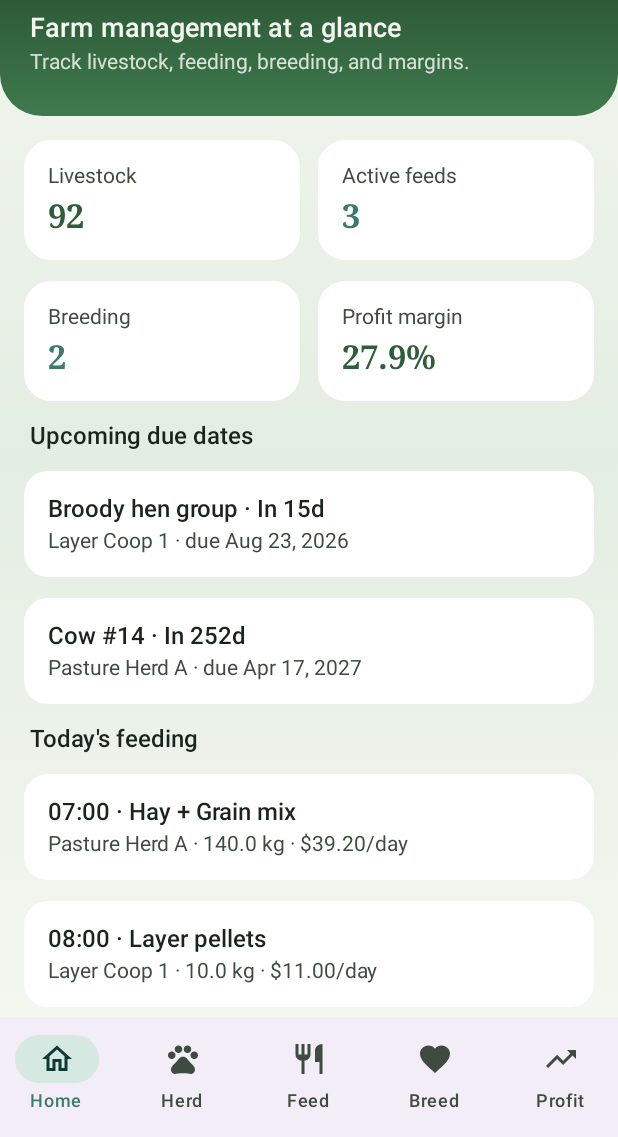
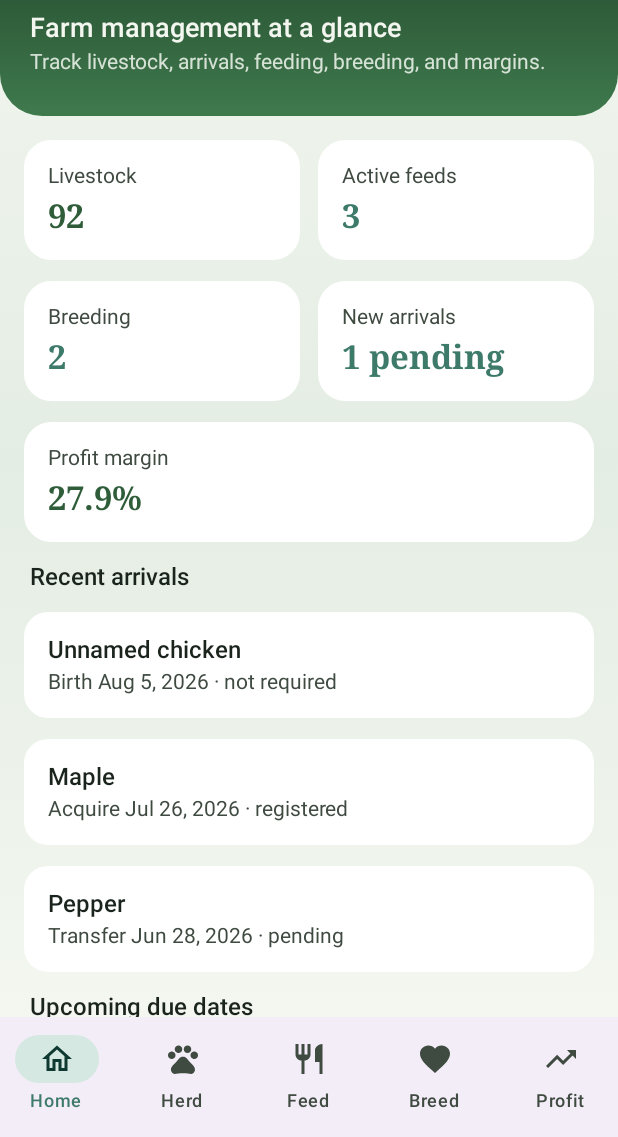
Before and after one commit to GutFarms/Japan-central, an Android app built with Jetpack Compose: the screen it shows after launch (MainActivity), on a phone screen of 412 x 824 dp, the part 99-1236 px from its top. Run offline under Robolectric (Android 15) with nearby library versions, the phone set to English and light mode, and no system bars; our stand-ins replace Room's generated code.

```diff
--- a/FarmManager/app/src/main/java/com/gutfarms/manager/FarmManagerApplication.kt
+++ b/FarmManager/app/src/main/java/com/gutfarms/manager/FarmManagerApplication.kt
@@ -22,6 +22,7 @@ class FarmManagerApplication : Application() {
             animalDao = database.animalDao(),
             feedingScheduleDao = database.feedingScheduleDao(),
             breedingScheduleDao = database.breedingScheduleDao(),
+            animalArrivalDao = database.animalArrivalDao(),
             transactionDao = database.transactionDao()
         )
         appScope.launch {
--- a/FarmManager/app/src/main/java/com/gutfarms/manager/data/dao/Daos.kt
+++ b/FarmManager/app/src/main/java/com/gutfarms/manager/data/dao/Daos.kt
@@ -7,9 +7,11 @@ import androidx.room.OnConflictStrategy
 import androidx.room.Query
 import androidx.room.Update
 import com.gutfarms.manager.data.model.Animal
+import com.gutfarms.manager.data.model.AnimalArrival
 import com.gutfarms.manager.data.model.BreedingSchedule
 import com.gutfarms.manager.data.model.FarmTransaction
 import com.gutfarms.manager.data.model.FeedingSchedule
+import com.gutfarms.manager.data.model.RegistrationStatus
 import com.gutfarms.manager.data.model.TransactionType
 import kotlinx.coroutines.flow.Flow
 
@@ -74,6 +76,21 @@ interface BreedingScheduleDao {
 }
 
 @Dao
+interface AnimalArrivalDao {
+    @Query("SELECT * FROM animal_arrivals ORDER BY eventDateMillis DESC")
+    fun observeAll(): Flow<List<AnimalArrival>>
+
+    @Query("SELECT * FROM animal_arrivals WHERE registrationStatus = :status ORDER BY eventDateMillis DESC")
+    fun observeByRegistration(status: RegistrationStatus): Flow<List<AnimalArrival>>
+
+    @Insert(onConflict = OnConflictStrategy.REPLACE)
+    suspend fun upsert(arrival: AnimalArrival): Long
+
+    @Delete
+    suspend fun delete(arrival: AnimalArrival)
+}
+
+@Dao
 interface TransactionDao {
     @Query("SELECT * FROM transactions ORDER BY dateMillis DESC")
     fun observeAll(): Flow<List<FarmTransaction>>
--- a/FarmManager/app/src/main/java/com/gutfarms/manager/data/db/FarmDatabase.kt
+++ b/FarmManager/app/src/main/java/com/gutfarms/manager/data/db/FarmDatabase.kt
@@ -6,12 +6,15 @@ import androidx.room.Room
 import androidx.room.RoomDatabase
 import androidx.room.TypeConverter
 import androidx.room.TypeConverters
+import com.gutfarms.manager.data.dao.AnimalArrivalDao
 import com.gutfarms.manager.data.dao.AnimalDao
 import com.gutfarms.manager.data.dao.BreedingScheduleDao
 import com.gutfarms.manager.data.dao.FeedingScheduleDao
 import com.gutfarms.manager.data.dao.TransactionDao
 import com.gutfarms.manager.data.model.Animal
+import com.gutfarms.manager.data.model.AnimalArrival
 import com.gutfarms.manager.data.model.AnimalType
+import com.gutfarms.manager.data.model.ArrivalOrigin
 import com.gutfarms.manager.data.model.BreedingMethod
 import com.gutfarms.manager.data.model.BreedingSchedule
 import com.gutfarms.manager.data.model.BreedingStatus
@@ -20,6 +23,7 @@ import com.gutfarms.manager.data.model.FarmTransaction
 import com.gutfarms.manager.data.model.FeedFrequency
 import com.gutfarms.manager.data.model.FeedingSchedule
 import com.gutfarms.manager.data.model.IncomeCategory
+import com.gutfarms.manager.data.model.RegistrationStatus
 import com.gutfarms.manager.data.model.TransactionType
 
 class Converters {
@@ -45,6 +49,13 @@ class Converters {
 
     @TypeConverter fun fromBreedingStatus(value: BreedingStatus): String = value.name
     @TypeConverter fun toBreedingStatus(value: String): BreedingStatus = BreedingStatus.valueOf(value)
+
+    @TypeConverter fun fromArrivalOrigin(value: ArrivalOrigin): String = value.name
+    @TypeConverter fun toArrivalOrigin(value: String): ArrivalOrigin = ArrivalOrigin.valueOf(value)
+
+    @TypeConverter fun fromRegistrationStatus(value: RegistrationStatus): String = value.name
+    @TypeConverter fun toRegistrationStatus(value: String): RegistrationStatus =
+        RegistrationStatus.valueOf(value)
 }
 
 @Database(
@@ -52,9 +63,10 @@ class Converters {
         Animal::class,
         FeedingSchedule::class,
         BreedingSchedule::class,
+        AnimalArrival::class,
         FarmTransaction::class
     ],
-    version = 2,
+    version = 3,
     exportSchema = false
 )
 @TypeConverters(Converters::class)
@@ -62,6 +74,7 @@ abstract class FarmDatabase : RoomDatabase() {
     abstract fun animalDao(): AnimalDao
     abstract fun feedingScheduleDao(): FeedingScheduleDao
     abstract fun breedingScheduleDao(): BreedingScheduleDao
+    abstract fun animalArrivalDao(): AnimalArrivalDao
     abstract fun transactionDao(): TransactionDao
 
     companion object {
@@ -169,6 +182,41 @@ suspend fun seedSampleDataIfEmpty(database: FarmDatabase) {
         )
     )
 
+    database.animalArrivalDao().upsert(
+        AnimalArrival(
+            name = "Maple",
+            type = AnimalType.CATTLE,
+            origin = ArrivalOrigin.PURCHASED,
+            eventDateMillis = now - (12L * BreedingSchedule.DayMillis),
+            registrationStatus = RegistrationStatus.REGISTERED,
+            registrationId = "US-CA-4412",
+            groupAnimalId = cattleId,
+            notes = "Bought at county sale"
+        )
+    )
+    database.animalArrivalDao().upsert(
+        AnimalArrival(
+            name = "",
+            type = AnimalType.CHICKEN,
+            origin = ArrivalOrigin.BORN_ON_FARM,
+            eventDateMillis = now - (2L * BreedingSchedule.DayMillis),
+            registrationStatus = RegistrationStatus.NOT_REQUIRED,
+            groupAnimalId = chickenId,
+            notes = "Clutch from incubator tray 1"
+        )
+    )
+    database.animalArrivalDao().upsert(
+        AnimalArrival(
+            name = "Pepper",
+            type = AnimalType.GOAT,
+            origin = ArrivalOrigin.TRANSFERRED_IN,
+            eventDateMillis = now - (40L * BreedingSchedule.DayMillis),
+            registrationStatus = RegistrationStatus.PENDING,
+            registrationId = "",
+            notes = "Awaiting herd book paperwork"
+        )
+    )
+
     database.transactionDao().upsert(
         FarmTransaction(
             type = TransactionType.INCOME,
--- a/FarmManager/app/src/main/java/com/gutfarms/manager/data/model/Models.kt
+++ b/FarmManager/app/src/main/java/com/gutfarms/manager/data/model/Models.kt
@@ -155,3 +155,58 @@ data class ProfitSummary(
     val netProfit: Double,
     val marginPercent: Double
 )
+
+enum class ArrivalOrigin {
+    PURCHASED,
+    BORN_ON_FARM,
+    TRANSFERRED_IN,
+    OTHER
+}
+
+enum class RegistrationStatus {
+    NOT_REQUIRED,
+    PENDING,
+    REGISTERED,
+    EXPIRED
+}
+
+@Entity(
+    tableName = "animal_arrivals",
+    foreignKeys = [
+        ForeignKey(
+            entity = Animal::class,
+            parentColumns = ["id"],
+            childColumns = ["groupAnimalId"],
+            onDelete = ForeignKey.SET_NULL
+        )
+    ],
+    indices = [Index("groupAnimalId"), Index("eventDateMillis")]
+)
+data class AnimalArrival(
+    @PrimaryKey(autoGenerate = true) val id: Long = 0,
+    val name: String = "",
+    val type: AnimalType,
+    val origin: ArrivalOrigin,
+    val eventDateMillis: Long,
+    val registrationStatus: RegistrationStatus = RegistrationStatus.PENDING,
+    val registrationId: String = "",
+    val groupAnimalId: Long? = null,
+    val notes: String = "",
+    val createdAt: Long = System.currentTimeMillis()
+) {
+    val displayName: String
+        get() = name.ifBlank { "Unnamed ${type.name.lowercase()}" }
+
+    val eventDateLabel: String
+        get() = when (origin) {
+            ArrivalOrigin.BORN_ON_FARM -> "Birth"
+            ArrivalOrigin.PURCHASED -> "Acquire"
+            ArrivalOrigin.TRANSFERRED_IN -> "Transfer"
+            ArrivalOrigin.OTHER -> "Arrival"
+        }
+}
+
+data class AnimalArrivalWithGroup(
+    val arrival: AnimalArrival,
+    val groupName: String?
+)
--- a/FarmManager/app/src/main/java/com/gutfarms/manager/data/repository/FarmRepository.kt
+++ b/FarmManager/app/src/main/java/com/gutfarms/manager/data/repository/FarmRepository.kt
@@ -1,10 +1,13 @@
 package com.gutfarms.manager.data.repository
 
+import com.gutfarms.manager.data.dao.AnimalArrivalDao
 import com.gutfarms.manager.data.dao.AnimalDao
 import com.gutfarms.manager.data.dao.BreedingScheduleDao
 import com.gutfarms.manager.data.dao.FeedingScheduleDao
 import com.gutfarms.manager.data.dao.TransactionDao
 import com.gutfarms.manager.data.model.Animal
+import com.gutfarms.manager.data.model.AnimalArrival
+import com.gutfarms.manager.data.model.AnimalArrivalWithGroup
 import com.gutfarms.manager.data.model.BreedingSchedule
 import com.gutfarms.manager.data.model.BreedingScheduleWithAnimal
 import com.gutfarms.manager.data.model.FarmTransaction
@@ -19,11 +22,13 @@ class FarmRepository(
     private val animalDao: AnimalDao,
     private val feedingScheduleDao: FeedingScheduleDao,
     private val breedingScheduleDao: BreedingScheduleDao,
+    private val animalArrivalDao: AnimalArrivalDao,
     private val transactionDao: TransactionDao
 ) {
     val animals: Flow<List<Animal>> = animalDao.observeAll()
     val schedules: Flow<List<FeedingSchedule>> = feedingScheduleDao.observeAll()
     val breedingSchedules: Flow<List<BreedingSchedule>> = breedingScheduleDao.observeAll()
+    val arrivals: Flow<List<AnimalArrival>> = animalArrivalDao.observeAll()
     val transactions: Flow<List<FarmTransaction>> = transactionDao.observeAll()
 
     val schedulesWithAnimals: Flow<List<FeedingScheduleWithAnimal>> =
@@ -48,6 +53,17 @@ class FarmRepository(
                     schedule = schedule,
                     animalName = animal.name,
                     animalType = animal.type
+                )
+            }
+        }
+
+    val arrivalsWithGroups: Flow<List<AnimalArrivalWithGroup>> =
+        combine(arrivals, animals) { arrivalList, animalList ->
+            val byId = animalList.associateBy { it.id }
+            arrivalList.map { arrival ->
+                AnimalArrivalWithGroup(
+                    arrival = arrival,
+                    groupName = arrival.groupAnimalId?.let { byId[it]?.name }
                 )
             }
         }
@@ -84,6 +100,9 @@ class FarmRepository(
     suspend fun toggleBreeding(schedule: BreedingSchedule) =
         breedingScheduleDao.update(schedule.copy(active = !schedule.active))
 
+    suspend fun saveArrival(arrival: AnimalArrival) = animalArrivalDao.upsert(arrival)
+    suspend fun deleteArrival(arrival: AnimalArrival) = animalArrivalDao.delete(arrival)
+
     suspend fun saveTransaction(transaction: FarmTransaction) = transactionDao.upsert(transaction)
     suspend fun deleteTransaction(transaction: FarmTransaction) = transactionDao.delete(transaction)
 }
--- a/FarmManager/app/src/main/java/com/gutfarms/manager/ui/navigation/NavGraph.kt
+++ b/FarmManager/app/src/main/java/com/gutfarms/manager/ui/navigation/NavGraph.kt
@@ -6,6 +6,7 @@ import androidx.navigation.NavHostController
 import androidx.navigation.compose.NavHost
 import androidx.navigation.compose.composable
 import com.gutfarms.manager.ui.screens.AnimalsScreen
+import com.gutfarms.manager.ui.screens.ArrivalsScreen
 import com.gutfarms.manager.ui.screens.BreedingScreen
 import com.gutfarms.manager.ui.screens.FeedingScreen
 import com.gutfarms.manager.ui.screens.HomeScreen
@@ -15,6 +16,7 @@ import com.gutfarms.manager.ui.viewmodel.FarmViewModel
 object Routes {
     const val HOME = "home"
     const val ANIMALS = "animals"
+    const val ARRIVALS = "arrivals"
     const val FEEDING = "feeding"
     const val BREEDING = "breeding"
     const val PROFITS = "profits"
@@ -36,8 +38,10 @@ fun FarmNavHost(
                 animals = viewModel.animals,
                 schedules = viewModel.schedules,
                 breedingSchedules = viewModel.breedingSchedules,
+                arrivals = viewModel.arrivals,
                 profitSummary = viewModel.profitSummary,
                 onOpenAnimals = { navController.navigate(Routes.ANIMALS) },
+                onOpenArrivals = { navController.navigate(Routes.ARRIVALS) },
                 onOpenFeeding = { navController.navigate(Routes.FEEDING) },
                 onOpenBreeding = { navController.navigate(Routes.BREEDING) },
                 onOpenProfits = { navController.navigate(Routes.PROFITS) }
@@ -47,7 +51,17 @@ fun FarmNavHost(
             AnimalsScreen(
                 animals = viewModel.animals,
                 onSave = viewModel::saveAnimal,
-                onDelete = viewModel::deleteAnimal
+                onDelete = viewModel::deleteAnimal,
+                onOpenArrivals = { navController.navigate(Routes.ARRIVALS) }
+            )
+        }
+        composable(Routes.ARRIVALS) {
+            ArrivalsScreen(
+                animals = viewModel.animals,
+                arrivals = viewModel.arrivals,
+                onSave = viewModel::saveArrival,
+                onDelete = viewModel::deleteArrival,
+                onBack = { navController.popBackStack() }
             )
         }
         composable(Routes.FEEDING) {
--- a/FarmManager/app/src/main/java/com/gutfarms/manager/ui/screens/HomeScreen.kt
+++ b/FarmManager/app/src/main/java/com/gutfarms/manager/ui/screens/HomeScreen.kt
@@ -31,9 +31,11 @@ import androidx.compose.ui.draw.clip
 import androidx.compose.ui.graphics.Brush
 import androidx.compose.ui.unit.dp
 import com.gutfarms.manager.data.model.Animal
+import com.gutfarms.manager.data.model.AnimalArrivalWithGroup
 import com.gutfarms.manager.data.model.BreedingScheduleWithAnimal
 import com.gutfarms.manager.data.model.FeedingScheduleWithAnimal
 import com.gutfarms.manager.data.model.ProfitSummary
+import com.gutfarms.manager.data.model.RegistrationStatus
 import com.gutfarms.manager.ui.components.MetricTile
 import com.gutfarms.manager.ui.components.ScreenHeader
 import com.gutfarms.manager.ui.components.SectionLabel
@@ -53,8 +55,10 @@ fun HomeScreen(
     animals: StateFlow<List<Animal>>,
     schedules: StateFlow<List<FeedingScheduleWithAnimal>>,
     breedingSchedules: StateFlow<List<BreedingScheduleWithAnimal>>,
+    arrivals: StateFlow<List<AnimalArrivalWithGroup>>,
     profitSummary: StateFlow<ProfitSummary>,
     onOpenAnimals: () -> Unit,
+    onOpenArrivals: () -> Unit,
     onOpenFeeding: () -> Unit,
     onOpenBreeding: () -> Unit,
     onOpenProfits: () -> Unit
@@ -62,6 +66,7 @@ fun HomeScreen(
     val animalList by animals.collectAsState()
     val scheduleList by schedules.collectAsState()
     val breedingList by breedingSchedules.collectAsState()
+    val arrivalList by arrivals.collectAsState()
     val profit by profitSummary.collectAsState()
     var visible by remember { mutableStateOf(false) }
 
@@ -73,6 +78,10 @@ fun HomeScreen(
     val headCount = animalList.sumOf { it.count }
     val activeFeeds = scheduleList.count { it.schedule.active }
     val activeBreeding = breedingList.count { it.schedule.active }
+    val pendingRegistration = arrivalList.count {
+        it.arrival.registrationStatus == RegistrationStatus.PENDING
+    }
+    val recentArrivals = arrivalList.take(3)
     val upcomingBreeding = breedingList
         .filter { it.schedule.active }
         .sortedBy { it.schedule.expectedDueDateMillis }
@@ -89,7 +98,7 @@ fun HomeScreen(
         ScreenHeader(
             brand = "Gut Farms",
             title = "Farm management at a glance",
-            subtitle = "Track livestock, feeding, breeding, and margins."
+            subtitle = "Track livestock, arrivals, feeding, breeding, and margins."
         )
 
         AnimatedVisibility(
@@ -134,13 +143,55 @@ fun HomeScreen(
                             .clickable(onClick = onOpenBreeding)
                     )
                     MetricTile(
-                        label = "Profit margin",
-                        value = formatPercent(profit.marginPercent),
-                        accent = if (profit.marginPercent >= 0) Forest else MaterialTheme.colorScheme.error,
+                        label = "New arrivals",
+                        value = "$pendingRegistration pending",
+                        accent = SoftTeal,
                         modifier = Modifier
                             .weight(1f)
-                            .clickable(onClick = onOpenProfits)
+                            .clickable(onClick = onOpenArrivals)
                     )
+                }
+
+                MetricTile(
+                    label = "Profit margin",
+                    value = formatPercent(profit.marginPercent),
+                    accent = if (profit.marginPercent >= 0) Forest else MaterialTheme.colorScheme.error,
+                    modifier = Modifier
+                        .fillMaxWidth()
+                        .clickable(onClick = onOpenProfits)
+                )
+
+                SectionLabel("Recent arrivals")
+                if (recentArrivals.isEmpty()) {
+                    Text(
+                        "No animal arrivals recorded yet.",
+                        style = MaterialTheme.typography.bodyMedium,
+                        color = MaterialTheme.colorScheme.onSurfaceVariant
+                    )
+                } else {
+                    recentArrivals.forEach { item ->
+                        Column(
+                            modifier = Modifier
+                                .fillMaxWidth()
+                                .clip(RoundedCornerShape(16.dp))
+                                .background(MaterialTheme.colorScheme.surface)
+                                .clickable(onClick = onOpenArrivals)
+                                .padding(16.dp)
+                        ) {
+                            Text(
+                                item.arrival.displayName,
+                                style = MaterialTheme.typography.titleMedium
+                            )
+                            Spacer(Modifier.height(4.dp))
+                            Text(
+                                "${item.arrival.eventDateLabel} ${formatDate(item.arrival.eventDateMillis)} · ${
+                                    item.arrival.registrationStatus.name.lowercase().replace('_', ' ')
+                                }",
+                                style = MaterialTheme.typography.bodyMedium,
+                                color = MaterialTheme.colorScheme.onSurfaceVariant
+                            )
+                        }
+                    }
                 }
 
                 SectionLabel("Upcoming due dates")
@@ -217,6 +268,7 @@ fun HomeScreen(
                     horizontalArrangement = Arrangement.spacedBy(10.dp),
                     modifier = Modifier.fillMaxWidth()
                 ) {
+                    QuickAction("Arrive", onOpenArrivals, Modifier.weight(1f))
                     QuickAction("Feed", onOpenFeeding, Modifier.weight(1f))
                     QuickAction("Breed", onOpenBreeding, Modifier.weight(1f))
                     QuickAction("Profits", onOpenProfits, Modifier.weight(1f))
--- a/FarmManager/app/src/main/java/com/gutfarms/manager/ui/viewmodel/FarmViewModel.kt
+++ b/FarmManager/app/src/main/java/com/gutfarms/manager/ui/viewmodel/FarmViewModel.kt
@@ -4,6 +4,8 @@ import androidx.lifecycle.ViewModel
 import androidx.lifecycle.ViewModelProvider
 import androidx.lifecycle.viewModelScope
 import com.gutfarms.manager.data.model.Animal
+import com.gutfarms.manager.data.model.AnimalArrival
+import com.gutfarms.manager.data.model.AnimalArrivalWithGroup
 import com.gutfarms.manager.data.model.BreedingSchedule
 import com.gutfarms.manager.data.model.BreedingScheduleWithAnimal
 import com.gutfarms.manager.data.model.FarmTransaction
@@ -29,6 +31,10 @@ class FarmViewModel(private val repository: FarmRepository) : ViewModel() {
         repository.breedingWithAnimals.stateIn(
             viewModelScope, SharingStarted.WhileSubscribed(5_000), emptyList()
         )
+
+    val arrivals: StateFlow<List<AnimalArrivalWithGroup>> = repository.arrivalsWithGroups.stateIn(
+        viewModelScope, SharingStarted.WhileSubscribed(5_000), emptyList()
+    )
 
     val transactions: StateFlow<List<FarmTransaction>> = repository.transactions.stateIn(
         viewModelScope, SharingStarted.WhileSubscribed(5_000), emptyList()
@@ -61,6 +67,12 @@ class FarmViewModel(private val repository: FarmRepository) : ViewModel() {
     fun toggleBreeding(schedule: BreedingSchedule) =
         viewModelScope.launch { repository.toggleBreeding(schedule) }
 
+    fun saveArrival(arrival: AnimalArrival) =
+        viewModelScope.launch { repository.saveArrival(arrival) }
+
+    fun deleteArrival(arrival: AnimalArrival) =
+        viewModelScope.launch { repository.deleteArrival(arrival) }
+
     fun saveTransaction(transaction: FarmTransaction) =
         viewModelScope.launch { repository.saveTransaction(transaction) }
 
```
Also changed, not shown: FarmManager/app/src/main/java/com/gutfarms/manager/ui/screens/AnimalsScreen.kt (+12 -1 lines), FarmManager/app/src/main/java/com/gutfarms/manager/ui/screens/ArrivalsScreen.kt (added, +349 -0 lines), 1 other file.
